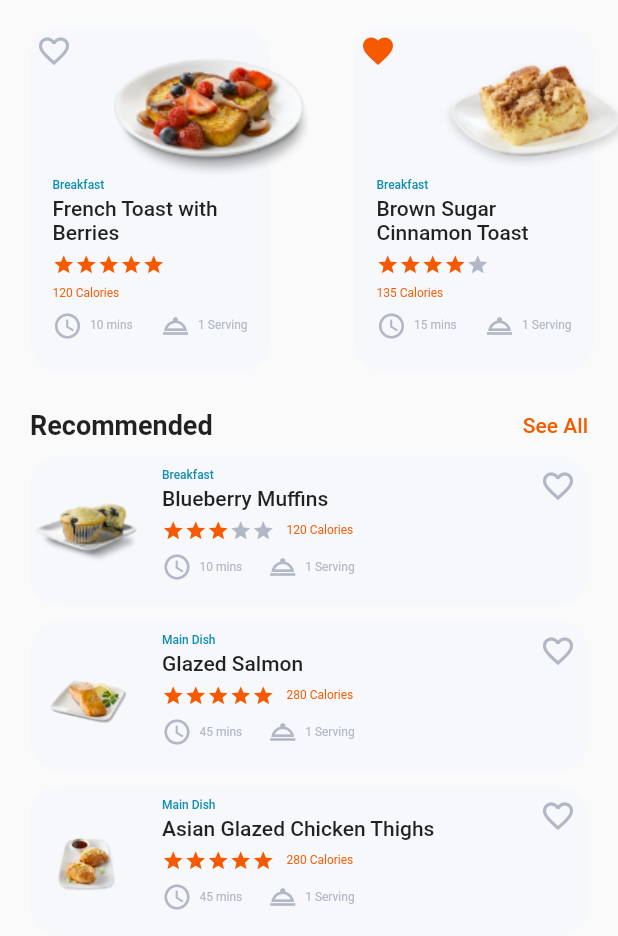
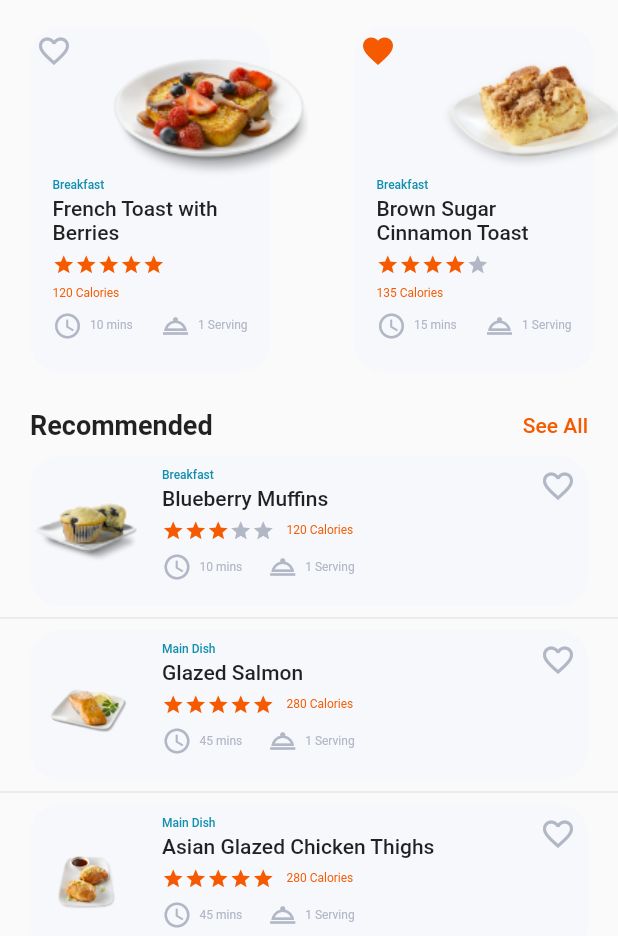
Before and after one commit to Esraa3293/recipe, a Flutter app: the HomeScreen screen opened by its route, scrolled down 264 dp, on a phone screen of 412 x 824 dp, the part 300-1236 px from its top. Run offline on Flutter 3.47's test engine with Material 2 defaults, Android fonts, the light colour scheme and no system bars; drawn by our look-alikes of carousel_slider, dots_indicator; our stand-ins replace email_validator, shared_preferences; accounts and stored records are empty; network calls fail; statements that could not run were skipped.

Commit message:
some changes

```diff
--- a/lib/pages/home.dart
+++ b/lib/pages/home.dart
@@ -57,6 +57,38 @@ class _HomeScreenState extends State<HomeScreen> {
           color1: ColorsConst.mainColor,
           color2: ColorsConst.grayColor),
     )
+  ];
+  List<RecommendedWidget> recommendedRecipes = [
+    RecommendedWidget(
+      recipe: Recipe(
+          imagePath: ImagesPath.meal1,
+          title: "Blueberry Muffins",
+          mealType: "Breakfast",
+          numOfCalories: 120,
+          prepTime: 10,
+          color1: ColorsConst.mainColor,
+          color2: ColorsConst.grayColor),
+    ),
+    RecommendedWidget(
+      recipe: Recipe(
+          imagePath: ImagesPath.meal5,
+          title: "Glazed Salmon",
+          mealType: "Main Dish",
+          numOfCalories: 280,
+          prepTime: 45,
+          color1: ColorsConst.mainColor,
+          color2: ColorsConst.mainColor),
+    ),
+    RecommendedWidget(
+      recipe: Recipe(
+          imagePath: ImagesPath.meal4,
+          title: "Asian Glazed Chicken Thighs",
+          mealType: "Main Dish",
+          numOfCalories: 280,
+          prepTime: 45,
+          color1: ColorsConst.mainColor,
+          color2: ColorsConst.mainColor),
+    ),
   ];
 
   void getAds() async {
@@ -299,42 +331,15 @@ class _HomeScreenState extends State<HomeScreen> {
                       const SizedBox(
                         height: 10,
                       ),
-                      RecommendedWidget(
-                        recipe: Recipe(
-                            imagePath: ImagesPath.meal1,
-                            title: "Blueberry Muffins",
-                            mealType: "Breakfast",
-                            numOfCalories: 120,
-                            prepTime: 10,
-                            color1: ColorsConst.mainColor,
-                            color2: ColorsConst.grayColor),
-                      ),
-                      const SizedBox(
-                        height: 10,
-                      ),
-                      RecommendedWidget(
-                        recipe: Recipe(
-                            imagePath: ImagesPath.meal5,
-                            title: "Glazed Salmon",
-                            mealType: "Main Dish",
-                            numOfCalories: 280,
-                            prepTime: 45,
-                            color1: ColorsConst.mainColor,
-                            color2: ColorsConst.mainColor),
-                      ),
-                      const SizedBox(
-                        height: 10,
-                      ),
-                      RecommendedWidget(
-                        recipe: Recipe(
-                            imagePath: ImagesPath.meal4,
-                            title: "Asian Glazed Chicken Thighs",
-                            mealType: "Main Dish",
-                            numOfCalories: 280,
-                            prepTime: 45,
-                            color1: ColorsConst.mainColor,
-                            color2: ColorsConst.mainColor),
-                      ),
+                      SizedBox(
+                        height: 500,
+                        child: ListView.separated(
+                            itemBuilder: (context, index) =>
+                                recommendedRecipes[index],
+                            separatorBuilder: (context, index) =>
+                                const Divider(),
+                            itemCount: recommendedRecipes.length),
+                      )
                     ],
                   ),
                 )),
```
